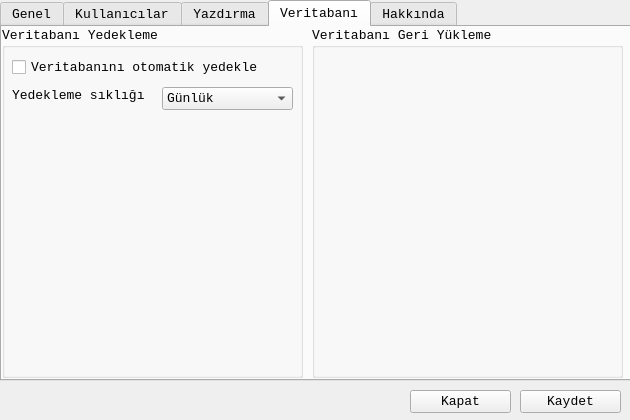
Old version of the form ayarlardialog.ui in the repository mamoo81/bhss.
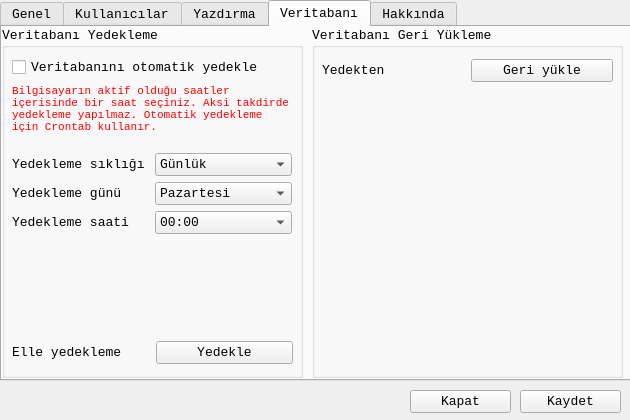
New version of the form. The open tabs and pages were chosen to show the change. Icons and pictures are not drawn.

Commit message: elle veritabanı yedekleme/geri yukleme eklendi

```diff
--- a/ayarlardialog.ui
+++ b/ayarlardialog.ui
@@ -266,56 +266,284 @@
      <property name="title">
       <string>Veritabanı Yedekleme</string>
      </property>
-     <widget class="QLabel" name="label_3">
-      <property name="geometry">
-       <rect>
-        <x>10</x>
-        <y>60</y>
-        <width>141</width>
-        <height>16</height>
-       </rect>
-      </property>
-      <property name="text">
-       <string>Yedekleme sıklığı</string>
-      </property>
-     </widget>
-     <widget class="QComboBox" name="comboBox">
-      <property name="geometry">
-       <rect>
-        <x>160</x>
-        <y>60</y>
-        <width>131</width>
-        <height>23</height>
-       </rect>
-      </property>
-      <item>
-       <property name="text">
-        <string>Günlük</string>
-       </property>
-      </item>
-      <item>
-       <property name="text">
-        <string>Haftalık</string>
-       </property>
-      </item>
-      <item>
-       <property name="text">
-        <string>Aylık</string>
-       </property>
-      </item>
-     </widget>
-     <widget class="QCheckBox" name="checkBox">
+     <widget class="QWidget" name="">
       <property name="geometry">
        <rect>
         <x>10</x>
         <y>30</y>
+        <width>280</width>
+        <height>177</height>
+       </rect>
+      </property>
+      <layout class="QGridLayout" name="gridLayout">
+       <item row="4" column="0">
+        <widget class="QLabel" name="label_16">
+         <property name="text">
+          <string>Yedekleme saati</string>
+         </property>
+        </widget>
+       </item>
+       <item row="2" column="0">
+        <widget class="QLabel" name="label_3">
+         <property name="text">
+          <string>Yedekleme sıklığı</string>
+         </property>
+        </widget>
+       </item>
+       <item row="3" column="0">
+        <widget class="QLabel" name="label_15">
+         <property name="text">
+          <string>Yedekleme günü</string>
+         </property>
+        </widget>
+       </item>
+       <item row="4" column="1">
+        <widget class="QComboBox" name="comboBox_3">
+         <item>
+          <property name="text">
+           <string>00:00</string>
+          </property>
+         </item>
+         <item>
+          <property name="text">
+           <string>01:00</string>
+          </property>
+         </item>
+         <item>
+          <property name="text">
+           <string>02:00</string>
+          </property>
+         </item>
+         <item>
+          <property name="text">
+           <string>03:00</string>
+          </property>
+         </item>
+         <item>
+          <property name="text">
+           <string>04:00</string>
+          </property>
+         </item>
+         <item>
+          <property name="text">
+           <string>05:00</string>
+          </property>
+         </item>
+         <item>
+          <property name="text">
+           <string>06:00</string>
+          </property>
+         </item>
+         <item>
+          <property name="text">
+           <string>07:00</string>
+          </property>
+         </item>
+         <item>
+          <property name="text">
+           <string>08:00</string>
+          </property>
+         </item>
+         <item>
+          <property name="text">
+           <string>09:00</string>
+          </property>
+         </item>
+         <item>
+          <property name="text">
+           <string>10:00</string>
+          </property>
+         </item>
+         <item>
+          <property name="text">
+           <string>11:00</string>
+          </property>
+         </item>
+         <item>
+          <property name="text">
+           <string>12:00</string>
+          </property>
+         </item>
+         <item>
+          <property name="text">
+           <string>13:00</string>
+          </property>
+         </item>
+         <item>
+          <property name="text">
+           <string>14:00</string>
+          </property>
+         </item>
+         <item>
+          <property name="text">
+           <string>15:00</string>
+          </property>
+         </item>
+         <item>
+          <property name="text">
+           <string>16:00</string>
+          </property>
+         </item>
+         <item>
+          <property name="text">
+           <string>17:00</string>
+          </property>
+         </item>
+         <item>
+          <property name="text">
+           <string>18:00</string>
+          </property>
+         </item>
+         <item>
+          <property name="text">
+           <string>19:00</string>
+          </property>
+         </item>
+         <item>
+          <property name="text">
+           <string>20:00</string>
+          </property>
+         </item>
+         <item>
+          <property name="text">
+           <string>21:00</string>
+          </property>
+         </item>
+         <item>
+          <property name="text">
+           <string>22:00</string>
+          </property>
+         </item>
+         <item>
+          <property name="text">
+           <string>23:00</string>
+          </property>
+         </item>
+        </widget>
+       </item>
+       <item row="0" column="0" colspan="2">
+        <widget class="QCheckBox" name="checkBox">
+         <property name="text">
+          <string>Veritabanını otomatik yedekle</string>
+         </property>
+        </widget>
+       </item>
+       <item row="2" column="1">
+        <widget class="QComboBox" name="comboBox">
+         <item>
+          <property name="text">
+           <string>Günlük</string>
+          </property>
+         </item>
+         <item>
+          <property name="text">
+           <string>Haftalık</string>
+          </property>
+         </item>
+         <item>
+          <property name="text">
+           <string>Aylık</string>
+          </property>
+         </item>
+        </widget>
+       </item>
+       <item row="3" column="1">
+        <widget class="QComboBox" name="comboBox_2">
+         <item>
+          <property name="text">
+           <string>Pazartesi</string>
+          </property>
+         </item>
+         <item>
+          <property name="text">
+           <string>Salı</string>
+          </property>
+         </item>
+         <item>
+          <property name="text">
+           <string>Çarşamba</string>
+          </property>
+         </item>
+         <item>
+          <property name="text">
+           <string>Perşembe</string>
+          </property>
+         </item>
+         <item>
+          <property name="text">
+           <string>Cuma</string>
+          </property>
+         </item>
+         <item>
+          <property name="text">
+           <string>Cumartesi</string>
+          </property>
+         </item>
+         <item>
+          <property name="text">
+           <string>Pazar</string>
+          </property>
+         </item>
+        </widget>
+       </item>
+       <item row="1" column="0" colspan="2">
+        <widget class="QLabel" name="label_17">
+         <property name="font">
+          <font>
+           <family>Monospace</family>
+           <pointsize>8</pointsize>
+          </font>
+         </property>
+         <property name="styleSheet">
+          <string notr="true">color: rgb(255, 0, 0);</string>
+         </property>
+         <property name="frameShape">
+          <enum>QFrame::NoFrame</enum>
+         </property>
+         <property name="text">
+          <string>Bilgisayarın aktif olduğu saatler içerisinde bir saat seçiniz. Aksi takdirde yedekleme yapılmaz. Otomatik yedekleme için Crontab kullanır. </string>
+         </property>
+         <property name="textFormat">
+          <enum>Qt::PlainText</enum>
+         </property>
+         <property name="scaledContents">
+          <bool>true</bool>
+         </property>
+         <property name="alignment">
+          <set>Qt::AlignLeading|Qt::AlignLeft|Qt::AlignTop</set>
+         </property>
+         <property name="wordWrap">
+          <bool>true</bool>
+         </property>
+        </widget>
+       </item>
+      </layout>
+     </widget>
+     <widget class="QWidget" name="">
+      <property name="geometry">
+       <rect>
+        <x>10</x>
+        <y>310</y>
         <width>281</width>
-        <height>21</height>
+        <height>31</height>
        </rect>
       </property>
-      <property name="text">
-       <string>Veritabanını otomatik yedekle</string>
-      </property>
+      <layout class="QHBoxLayout" name="horizontalLayout">
+       <item>
+        <widget class="QLabel" name="label_18">
+         <property name="text">
+          <string>Elle yedekleme</string>
+         </property>
+        </widget>
+       </item>
+       <item>
+        <widget class="QPushButton" name="YedeklepushButton">
+         <property name="text">
+          <string>Yedekle</string>
+         </property>
+        </widget>
+       </item>
+      </layout>
      </widget>
     </widget>
     <widget class="QGroupBox" name="groupBox_3">
@@ -330,6 +558,32 @@
      <property name="title">
       <string>Veritabanı Geri Yükleme</string>
      </property>
+     <widget class="QWidget" name="">
+      <property name="geometry">
+       <rect>
+        <x>10</x>
+        <y>30</y>
+        <width>291</width>
+        <height>27</height>
+       </rect>
+      </property>
+      <layout class="QHBoxLayout" name="horizontalLayout_2">
+       <item>
+        <widget class="QLabel" name="label_19">
+         <property name="text">
+          <string>Yedekten</string>
+         </property>
+        </widget>
+       </item>
+       <item>
+        <widget class="QPushButton" name="GeriYuklepushButton">
+         <property name="text">
+          <string>Geri yükle</string>
+         </property>
+        </widget>
+       </item>
+      </layout>
+     </widget>
     </widget>
    </widget>
    <widget class="QWidget" name="tabHakkinda">
```
Left out of the diff: 14 changed lines with no effect on the pictures. The commit also changes 4 other files.
